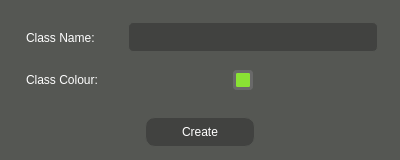
The window that dialogs/ui/createClassDialog.ui (Lachie1011/YoloAnt) describes before a commit, drawn with Qt 5.
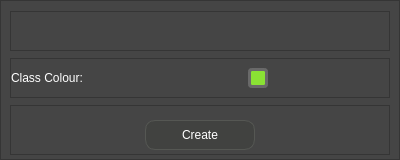
The same window after the commit.

What changed in the file:
```diff
--- a/dialogs/ui/createClassDialog.ui
+++ b/dialogs/ui/createClassDialog.ui
@@ -20,14 +20,29 @@
    <string>Dialog</string>
   </property>
   <property name="styleSheet">
-   <string notr="true">background-color: rgb(85, 87, 83);
-border : 1px solid;
-border-radius: 5px;
-border-color:  rgb(85, 87, 83);</string>
+   <string notr="true"/>
   </property>
   <layout class="QVBoxLayout" name="verticalLayout">
+   <property name="spacing">
+    <number>0</number>
+   </property>
+   <property name="leftMargin">
+    <number>0</number>
+   </property>
+   <property name="topMargin">
+    <number>0</number>
+   </property>
+   <property name="rightMargin">
+    <number>0</number>
+   </property>
+   <property name="bottomMargin">
+    <number>0</number>
+   </property>
    <item>
     <widget class="QFrame" name="mainFrame">
+     <property name="styleSheet">
+      <string notr="true">background-color: #454545;</string>
+     </property>
      <property name="frameShape">
       <enum>QFrame::StyledPanel</enum>
      </property>
@@ -52,57 +67,6 @@
         <property name="frameShadow">
          <enum>QFrame::Raised</enum>
         </property>
-        <layout class="QHBoxLayout" name="horizontalLayout">
-         <property name="leftMargin">
-          <number>0</number>
-         </property>
-         <property name="topMargin">
-          <number>0</number>
-         </property>
-         <property name="rightMargin">
-          <number>0</number>
-         </property>
-         <property name="bottomMargin">
-          <number>0</number>
-         </property>
-         <item>
-          <widget class="QLabel" name="classNameLbl">
-           <property name="maximumSize">
-            <size>
-             <width>110</width>
-             <height>16777215</height>
-            </size>
-           </property>
-           <property name="styleSheet">
-            <string notr="true">font: 75 12pt &quot;Gotham Rounded&quot;;
-color: rgb(255, 255, 255);</string>
-           </property>
-           <property name="text">
-            <string>Class Name:</string>
-           </property>
-          </widget>
-         </item>
-         <item>
-          <widget class="QLineEdit" name="classNameLineEdit">
-           <property name="sizePolicy">
-            <sizepolicy hsizetype="Expanding" vsizetype="Preferred">
-             <horstretch>0</horstretch>
-             <verstretch>0</verstretch>
-            </sizepolicy>
-           </property>
-           <property name="maximumSize">
-            <size>
-             <width>250</width>
-             <height>30</height>
-            </size>
-           </property>
-           <property name="styleSheet">
-            <string notr="true">background-color: rgb(65, 66, 64);
-color: rgb(255, 255, 255);</string>
-           </property>
-          </widget>
-         </item>
-        </layout>
        </widget>
       </item>
       <item>
@@ -128,10 +92,16 @@
          </property>
          <item>
           <widget class="QLabel" name="classColourLbl">
+           <property name="minimumSize">
+            <size>
+             <width>110</width>
+             <height>0</height>
+            </size>
+           </property>
            <property name="maximumSize">
             <size>
              <width>110</width>
-             <height>60</height>
+             <height>16777215</height>
             </size>
            </property>
            <property name="styleSheet">
```
